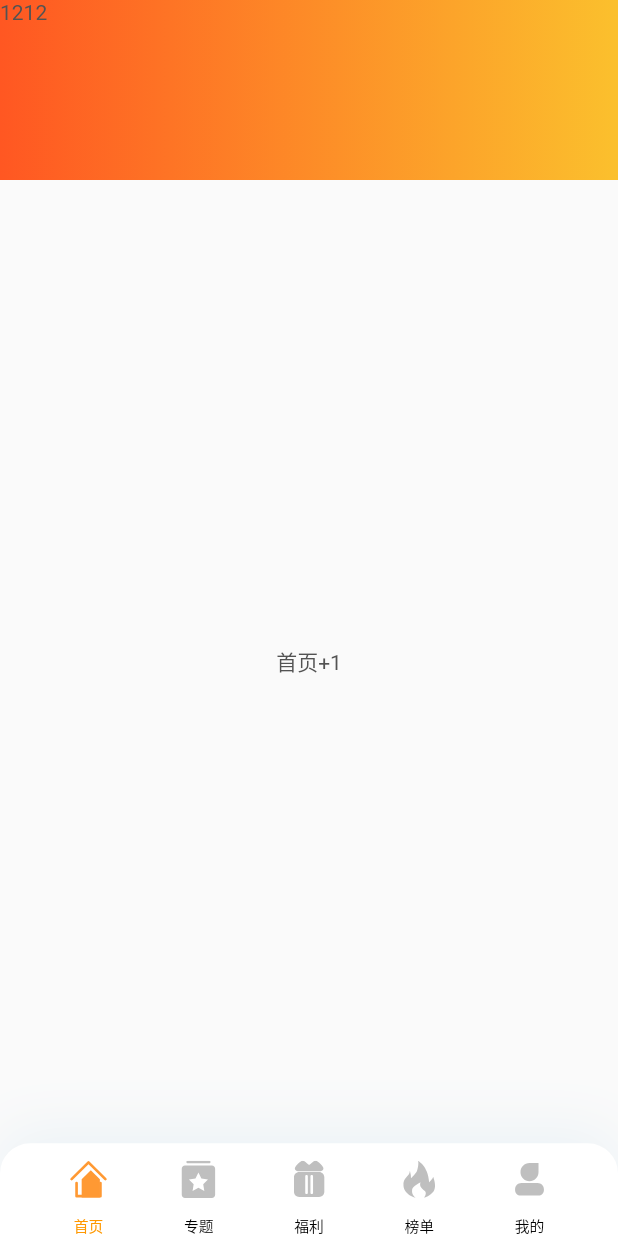
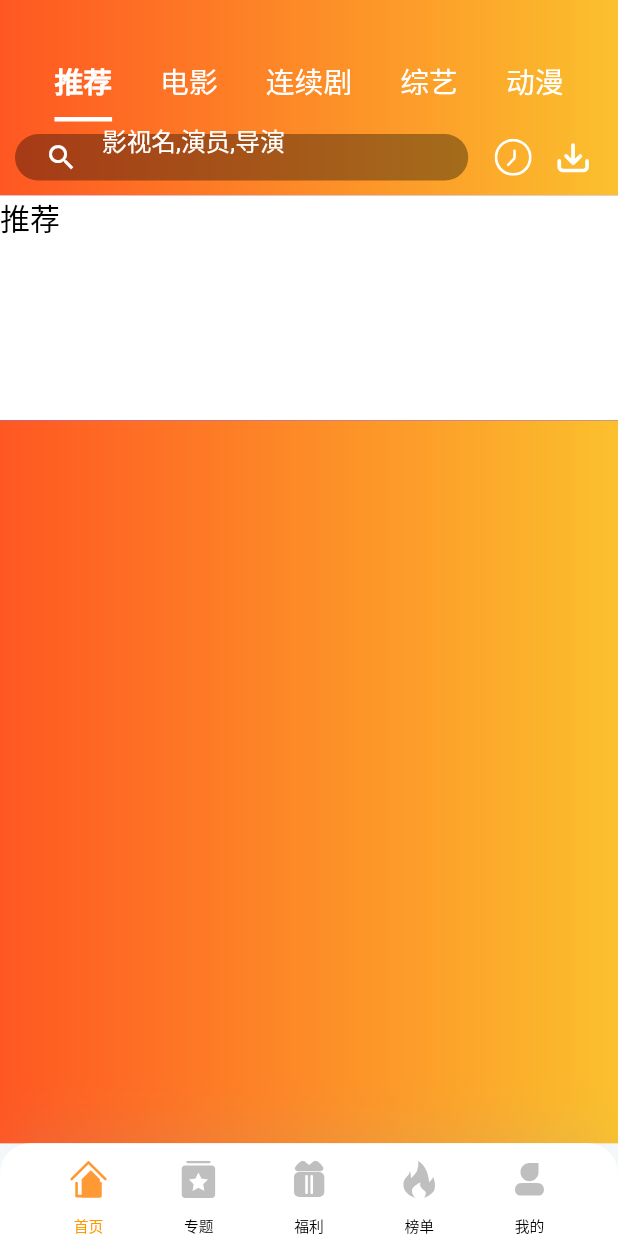
Before and after one commit to 2547881370/mrtv, a Flutter app: the screen it shows after launch, on a phone screen of 412 x 824 dp. Run offline on Flutter 3.47's test engine with Material 2 defaults, Android fonts, the phone set to English and light mode, and no system bars; our stand-ins replace dio, fluro, flutter_screenutil, flutter_svg; network calls fail; statements that could not run were skipped.

```diff
--- /dev/null
+++ b/app/lib/components/home/background_component.dart
@@ -0,0 +1,20 @@
+import 'package:flutter/material.dart';
+
+class BackgroundComponent extends StatefulWidget {
+  Widget child;
+  BackgroundComponent({Key key, this.child}) : super(key: key);
+
+  @override
+  _BackgroundComponentState createState() => _BackgroundComponentState();
+}
+
+class _BackgroundComponentState extends State<BackgroundComponent> {
+  @override
+  Widget build(BuildContext context) {
+    return Container(
+        decoration: BoxDecoration(
+            gradient: LinearGradient(
+                colors: [Colors.deepOrange[500], Colors.yellow[700]])),
+        child: widget.child);
+  }
+}
--- /dev/null
+++ b/app/lib/components/search/search_conponent.dart
@@ -0,0 +1,44 @@
+import 'package:flutter/material.dart';
+import 'package:flutter_screenutil/screenutil.dart';
+
+import '../../constants.dart';
+
+class SearchComponent extends StatefulWidget {
+  Function fnChanged;
+  SearchComponent({Key key, this.fnChanged}) : super(key: key);
+
+  @override
+  _SearchComponentState createState() => _SearchComponentState();
+}
+
+class _SearchComponentState extends State<SearchComponent> {
+  @override
+  Widget build(BuildContext context) {
+    return Container(
+        width: ScreenUtil().setWidth(550),
+        padding: EdgeInsets.symmetric(
+            horizontal: kDefaultPaddin, vertical: kDefaultPaddin / 5),
+        decoration: BoxDecoration(
+          color: Colors.black.withOpacity(0.35),
+          borderRadius: BorderRadius.circular(30),
+        ),
+        child: TextField(
+          onChanged: widget.fnChanged,
+          style: TextStyle(color: Colors.white),
+          showCursor: true,
+          cursorWidth: 3,
+          cursorRadius: Radius.circular(10),
+          cursorColor: Colors.orange,
+          decoration: InputDecoration(
+            hintText: '影视名,演员,导演',
+            hintStyle: TextStyle(
+                color: Colors.white,
+                height: 0,
+                fontSize: ScreenUtil().setSp(30)),
+            icon: Icon(Icons.search,
+                color: Colors.white, size: ScreenUtil().setSp(40)),
+            border: InputBorder.none,
+          ),
+        ));
+  }
+}
--- a/app/lib/main.dart
+++ b/app/lib/main.dart
@@ -40,11 +40,11 @@ void main() {
 
   runApp(MyApp());
 
-  if (Platform.isAndroid) {
+   if (Platform.isAndroid) {
     // 以下两行 设置android状态栏为透明的沉浸。写在组件渲染之后，是为了在渲染后进行set赋值，覆盖状态栏，写在渲染之前MaterialApp组件会覆盖掉这个值。
     SystemUiOverlayStyle systemUiOverlayStyle =
         SystemUiOverlayStyle(statusBarColor: Colors.transparent);
-    SystemChrome.setSystemUIOverlayStyle(systemUiOverlayStyle);
+   SystemChrome.setSystemUIOverlayStyle(systemUiOverlayStyle);
   }
 }
 
--- a/app/lib/routers/router_handler.dart
+++ b/app/lib/routers/router_handler.dart
@@ -1,3 +1,4 @@
+import 'package:app/screens/page/search/search_page.dart';
 import 'package:flutter/material.dart';
 import 'package:fluro/fluro.dart';
 
@@ -33,3 +34,10 @@ Handler loginHanderl = Handler(
       // return Login();
     }
 );
+
+// 搜索页面
+Handler searchPageHanderl = Handler(
+    handlerFunc: (BuildContext context, Map<String, List<String>> params) {
+      return SearchPage();
+    }
+);
--- a/app/lib/routers/routes.dart
+++ b/app/lib/routers/routes.dart
@@ -8,6 +8,7 @@ class Routes {
   static String normalPage = '/normalPage';
   static String routingReference = '/routingReference';
   static String login = '/login';
+  static String searchPage = '/searchPage';
   static void configureRoutes(Router router) {
     router.notFoundHandler = new Handler(
       handlerFunc: (BuildContext context, Map<String, List<String>> params) {
@@ -21,5 +22,6 @@ class Routes {
     router.define(normalPage, handler: normalPageHanderl);
     router.define(routingReference, handler: routingReferenceHanderl);
     router.define(login, handler: loginHanderl);
+    router.define(searchPage, handler: searchPageHanderl);
   }
 }
--- a/app/lib/screens/page/homePage/home_page.dart
+++ b/app/lib/screens/page/homePage/home_page.dart
@@ -1,4 +1,11 @@
+import 'package:app/components/home/background_component.dart';
+import 'package:app/components/search/search_conponent.dart';
+import 'package:app/routers/navigator_util.dart';
 import 'package:flutter/material.dart';
+import 'package:flutter_screenutil/screenutil.dart';
+import 'package:flutter_svg/flutter_svg.dart';
+
+import '../../../constants.dart';
 
 class HomePage extends StatefulWidget {
   HomePage({Key key}) : super(key: key);
@@ -8,33 +15,120 @@ class HomePage extends StatefulWidget {
 }
 
 class _HomePageState extends State<HomePage>
-    with AutomaticKeepAliveClientMixin {
+    with AutomaticKeepAliveClientMixin, SingleTickerProviderStateMixin {
   @override
   bool get wantKeepAlive => true;
-  int age = 1;
+
+  final tabs = ['推荐', '电影', '连续剧', '综艺', '动漫'];
+  TabController _tabController;
+
+  @override
+  void initState() {
+    super.initState();
+    _tabController = TabController(vsync: this, length: tabs.length);
+  }
+
+  @override
+  void dispose() {
+    _tabController.dispose();
+    super.dispose();
+  }
+
+  Widget _buildAppBar() => AppBar(
+        elevation: 0,
+        backgroundColor: Colors.transparent,
+        bottom: TabBar(
+          isScrollable: true,
+          controller: _tabController,
+          indicatorColor: Colors.white,
+          indicatorWeight: 3,
+          indicatorSize: TabBarIndicatorSize.label,
+          labelStyle:
+              TextStyle(fontWeight: FontWeight.bold, color: Colors.white),
+          unselectedLabelStyle:
+              TextStyle(fontWeight: FontWeight.w100, color: Colors.white),
+          tabs: tabs
+              .map((e) => Container(
+                  padding: EdgeInsets.symmetric(vertical: 10),
+                  decoration: BoxDecoration(),
+                  child: Text(e,
+                      style: TextStyle(
+                          color: Colors.white,
+                          fontSize: ScreenUtil().setSp(35)))))
+              .toList(),
+        ),
+      );
+
+  Widget _buildTableBarView() => TabBarView(
+      controller: _tabController,
+      children: tabs
+          .map((e) => Container(
+              decoration: BoxDecoration(color: Colors.white),
+              child: Text(
+                e,
+                style: TextStyle(color: Colors.black, fontSize: 20),
+              )))
+          .toList());
+
   @override
   Widget build(BuildContext context) {
-        return Scaffold(
-            appBar: PreferredSize(
-                child: Container(
-                  width: double.infinity,
-                  height: double.infinity,
-                  decoration: BoxDecoration(
-                      gradient:
-                          LinearGradient(colors: [Colors.deepOrange[500], Colors.yellow[700]])),
-              child: SafeArea(child: Text("1212")),
-            ),
-            preferredSize: Size(double.infinity, 120)),
-        body: Container(
-          child: Center(
-            child: InkWell(
-                child: Text("首页+${age}"),
-                onTap: () => {
-                      setState(() {
-                        age++;
-                      })
-                    }),
-          ),
-        ));
+    return BackgroundComponent(
+        child: Column(
+      children: <Widget>[
+        Container(
+          width: double.infinity,
+          height: ScreenUtil().setHeight(80),
+          margin: EdgeInsets.only(top: 30),
+          padding: EdgeInsets.symmetric(horizontal: kDefaultPaddin),
+          child: _buildAppBar(),
+        ),
+        Container(
+            width: double.infinity,
+            height: ScreenUtil().setHeight(50),
+            margin: EdgeInsets.only(top: 10, bottom: 10),
+            padding: EdgeInsets.symmetric(horizontal: kDefaultPaddin - 10),
+            child: Row(children: [
+              Stack(
+                children: [
+                  SearchComponent(),
+                  InkWell(
+                    child: Container(
+                      width: ScreenUtil().setWidth(550),
+                      margin: EdgeInsets.only(right: 10),
+                      padding: EdgeInsets.symmetric(
+                          horizontal: kDefaultPaddin,
+                          vertical: kDefaultPaddin / 5),
+                    ),
+                    onTap: () {
+                      NavigatorUtil.jump(context, '/searchPage');
+                    },
+                  ),
+                ],
+              ),
+              Expanded(
+                child: InkWell(
+                  child: SvgPicture.asset("assets/icons/jilu.svg",
+                      width: ScreenUtil().setWidth(45)),
+                  onTap: () {
+                    print("进入历史记录页面");
+                  },
+                ),
+              ),
+              Expanded(
+                child: InkWell(
+                  child: SvgPicture.asset("assets/icons/xiazai.svg",
+                      width: ScreenUtil().setWidth(45)),
+                  onTap: () {
+                    print("进入下载页面");
+                  },
+                ),
+              ),
+            ])),
+        Container(
+            height: 150, color: Color(0xff916BF0), child: _buildTableBarView())
+      ],
+    ));
   }
 }
+
+class BorderColor {}
```
Also changed, not shown: app/lib/screens/page/search/component/association_list.dart (added, +89 -0 lines), app/lib/screens/page/search/search_page.dart (added, +80 -0 lines), app/assets/icons/fanhui.svg (added), app/assets/icons/jilu.svg (added), app/assets/icons/xiazai.svg (added).
